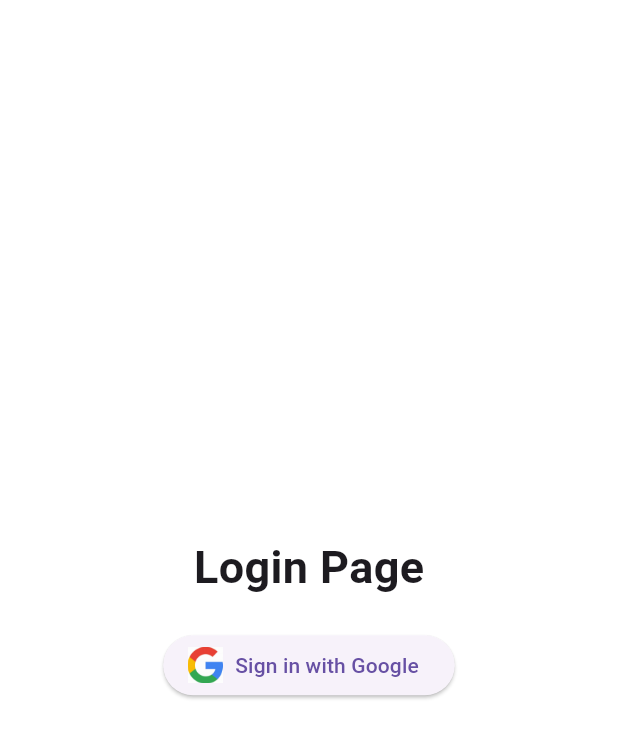
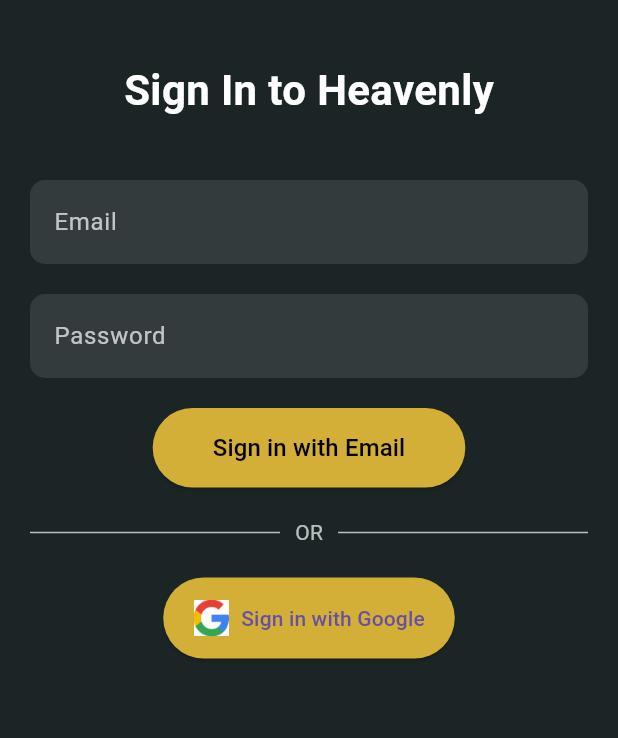
Before and after one commit to symaitipe/Heavenly-Homes, a Flutter app: the LoginPage screen opened by its route, after a tap on "Sign in with Google", on a phone screen of 412 x 824 dp. Shown: the top 738 px of the screen. Run offline on Flutter 3.47's test engine with Material 3 defaults, Android fonts, the phone set to English and light mode, and no system bars; our stand-ins replace firebase_auth, firebase_core, google_sign_in; accounts and stored records are empty; network calls fail.

Commit message:
feat-sign in with email and password created
sign in with google + sign in with email password, Also modify the usage of user model

```diff
--- a/lib/screens/authenticates/login.dart
+++ b/lib/screens/authenticates/login.dart
@@ -1,38 +1,209 @@
 import 'package:flutter/material.dart';
+import '../../model/user_model.dart';
 import '../../services/auth_services.dart';
 
-class LoginPage extends StatelessWidget {
+class LoginPage extends StatefulWidget {
   const LoginPage({super.key});
 
+  @override
+  State<LoginPage> createState() => _LoginPageState();
+}
 
+class _LoginPageState extends State<LoginPage> {
+  final _emailController = TextEditingController();
+  final _passwordController = TextEditingController();
+  final AuthServices _authServices = AuthServices();
+  bool _isLoading = false;
+
+  // Email/Password Sign-In
+  Future<void> signInWithEmail(BuildContext context) async {
+    setState(() {
+      _isLoading = true;
+    });
+    try {
+      final email = _emailController.text.trim();
+      final password = _passwordController.text.trim();
+
+      if (email.isEmpty || password.isEmpty) {
+        throw 'Please enter both email and password.';
+      }
+
+      UserModel? userModel = await _authServices.signInWithEmail(email, password);
+
+      if (userModel != null) {
+        Navigator.pushReplacementNamed(
+          context,
+          '/home',
+          arguments: userModel,
+        );
+      }
+    } catch (e) {
+      ScaffoldMessenger.of(context).showSnackBar(
+        SnackBar(content: Text('$e')),
+      );
+    } finally {
+      setState(() {
+        _isLoading = false;
+      });
+    }
+  }
+
+  // Google Sign-In
+  Future<void> signInWithGoogle(BuildContext context) async {
+    setState(() {
+      _isLoading = true;
+    });
+    try {
+      UserModel? userModel = await _authServices.signInWithGoogle();
+
+      if (userModel != null) {
+        Navigator.pushReplacementNamed(
+          context,
+          '/home',
+          arguments: userModel,
+        );
+      }
+    } catch (e) {
+      ScaffoldMessenger.of(context).showSnackBar(
+        SnackBar(content: Text('$e')),
+      );
+    } finally {
+      setState(() {
+        _isLoading = false;
+      });
+    }
+  }
+
+
+  @override
+  void dispose() {
+    _emailController.dispose();
+    _passwordController.dispose();
+    super.dispose();
+  }
 
   @override
   Widget build(BuildContext context) {
     return Scaffold(
-      backgroundColor: Colors.white,
-      body: Center(
+      backgroundColor: const Color(0xFF1C2526), // Dark background to match theme
+      body: _isLoading
+          ? const Center(child: CircularProgressIndicator())
+          : SingleChildScrollView(
+        child: Padding(
+          padding: const EdgeInsets.symmetric(horizontal: 20, vertical: 40),
           child: Column(
             mainAxisAlignment: MainAxisAlignment.center,
             children: [
+              // Title
               const Text(
-              'Login Page',
+                'Sign In to Heavenly',
                 style: TextStyle(
-                fontSize: 30,
+                  fontSize: 28,
                   fontWeight: FontWeight.bold,
+                  color: Colors.white,
+                ),
+              ),
+              const SizedBox(height: 40),
+              // Email input
+              TextField(
+                controller: _emailController,
+                decoration: InputDecoration(
+                  filled: true,
+                  fillColor: Colors.white.withOpacity(0.1),
+                  hintText: 'Email',
+                  hintStyle: const TextStyle(color: Colors.white70),
+                  border: OutlineInputBorder(
+                    borderRadius: BorderRadius.circular(10),
+                    borderSide: BorderSide.none,
+                  ),
+                ),
+                style: const TextStyle(color: Colors.white),
+                keyboardType: TextInputType.emailAddress,
+              ),
+              const SizedBox(height: 20),
+              // Password input
+              TextField(
+                controller: _passwordController,
+                decoration: InputDecoration(
+                  filled: true,
+                  fillColor: Colors.white.withOpacity(0.1),
+                  hintText: 'Password',
+                  hintStyle: const TextStyle(color: Colors.white70),
+                  border: OutlineInputBorder(
+                    borderRadius: BorderRadius.circular(10),
+                    borderSide: BorderSide.none,
+                  ),
+                ),
+                style: const TextStyle(color: Colors.white),
+                obscureText: true,
+              ),
+              const SizedBox(height: 20),
+              // Email Sign-In button
+              ElevatedButton(
+                onPressed: () => signInWithEmail(context),
+                style: ElevatedButton.styleFrom(
+                  backgroundColor: const Color(0xFFD4AF37), // Gold color
+                  padding: const EdgeInsets.symmetric(
+                    horizontal: 40,
+                    vertical: 15,
+                  ),
+                  shape: RoundedRectangleBorder(
+                    borderRadius: BorderRadius.circular(30),
+                  ),
+                ),
+                child: const Text(
+                  'Sign in with Email',
+                  style: TextStyle(
+                    fontSize: 16,
+                    color: Colors.black,
+                  ),
                 ),
               ),
               const SizedBox(height: 20),
+              // Divider
+              const Row(
+                children: [
+                  Expanded(child: Divider(color: Colors.white70)),
+                  Padding(
+                    padding: EdgeInsets.symmetric(horizontal: 10),
+                    child: Text(
+                      'OR',
+                      style: TextStyle(color: Colors.white70),
+                    ),
+                  ),
+                  Expanded(child: Divider(color: Colors.white70)),
+                ],
+              ),
+
+
+              const SizedBox(height: 20),
+
+
+
+
+              // Google Sign-In button
               ElevatedButton.icon(
                 onPressed: () => signInWithGoogle(context),
                 icon: Image.asset(
-                'assets/logos/google-image.jpg',
+                  'assets/logos/google-image.jpg', // Updated path
                   width: 24,
                   height: 24,
                 ),
                 label: const Text('Sign in with Google'),
+                style: ElevatedButton.styleFrom(
+                  backgroundColor: const Color(0xFFD4AF37),
+                  padding: const EdgeInsets.symmetric(
+                    horizontal: 20,
+                    vertical: 15,
                   ),
-
+                  shape: RoundedRectangleBorder(
+                    borderRadius: BorderRadius.circular(30),
+                  ),
+                ),
+              ),
+              const SizedBox(height: 20)
             ],
+          ),
         ),
       ),
     );
--- a/lib/screens/pages/home.dart
+++ b/lib/screens/pages/home.dart
@@ -1,6 +1,7 @@
 import 'package:flutter/material.dart';
-import 'package:firebase_auth/firebase_auth.dart';
-import 'package:heavenly_homes/services/auth_services.dart';
+
+import '../../model/user_model.dart';
+import '../../services/auth_services.dart';
 
 
 class HomePage extends StatelessWidget {
@@ -8,7 +9,9 @@ class HomePage extends StatelessWidget {
 
   @override
   Widget build(BuildContext context) {
-    final user = FirebaseAuth.instance.currentUser;
+    // Retrieve the UserModel from route arguments
+    final UserModel userModel = ModalRoute.of(context)!.settings.arguments as UserModel;
+    final AuthServices authServices = AuthServices();
 
     return Scaffold(
       appBar: AppBar(
@@ -16,7 +19,10 @@ class HomePage extends StatelessWidget {
         actions: [
           IconButton(
             icon: const Icon(Icons.logout),
-            onPressed: ()=> signOut(context)
+            onPressed: () async {
+              await authServices.signOut();
+              Navigator.pushReplacementNamed(context, '/login');
+            },
           ),
         ],
       ),
@@ -25,15 +31,20 @@ class HomePage extends StatelessWidget {
           mainAxisAlignment: MainAxisAlignment.center,
           children: [
             Text(
-              'Welcome, ${user?.displayName ?? 'User'}!',
+              'Welcome, ${userModel.displayName ?? 'User'}!',
               style: const TextStyle(fontSize: 24),
             ),
             const SizedBox(height: 10),
-            if (user?.photoURL != null)
+            if (userModel.photoUrl != null)
               CircleAvatar(
-                backgroundImage: NetworkImage(user!.photoURL!),
+                backgroundImage: NetworkImage(userModel.photoUrl!),
                 radius: 40,
               ),
+            const SizedBox(height: 10),
+            Text(
+              'Email: ${userModel.email ?? 'Not provided'}',
+              style: const TextStyle(fontSize: 16),
+            ),
           ],
         ),
       ),
--- a/lib/services/auth_services.dart
+++ b/lib/services/auth_services.dart
@@ -1,55 +1,52 @@
 import 'package:firebase_auth/firebase_auth.dart';
-import 'package:flutter/material.dart';
 import 'package:google_sign_in/google_sign_in.dart';
 
+import '../model/user_model.dart';
 
-// Function to handle Google Sign-In
-Future<void> signInWithGoogle(BuildContext context) async {
+
+class AuthServices {
+  final FirebaseAuth _auth = FirebaseAuth.instance;
+
+  // Email/Password Sign-In
+  Future<UserModel?> signInWithEmail(String email, String password) async {
+    try {
+      UserCredential userCredential = await _auth.signInWithEmailAndPassword(
+        email: email,
+        password: password,
+      );
+      return UserModel.fromFirebase(userCredential.user!);
+    } catch (e) {
+      throw Exception('Email Sign-In failed: $e');
+    }
+  }
+
+  // Google Sign-In
+  Future<UserModel?> signInWithGoogle() async {
     try {
       final GoogleSignInAccount? googleUser = await GoogleSignIn().signIn();
 
       if (googleUser == null) {
-      return;
+        return null;
       }
 
-    final GoogleSignInAuthentication googleAuth =
-        await googleUser.authentication;
+      final GoogleSignInAuthentication googleAuth = await googleUser.authentication;
 
       final credential = GoogleAuthProvider.credential(
         accessToken: googleAuth.accessToken,
         idToken: googleAuth.idToken,
       );
 
-    await FirebaseAuth.instance.signInWithCredential(credential);
-
-    // Navigate to Home page after successful login
-    if (context.mounted) {
-      Navigator.pushReplacementNamed(context, '/home');
-    }
+      UserCredential userCredential = await _auth.signInWithCredential(credential);
+      return UserModel.fromFirebase(userCredential.user!);
     } catch (e) {
-    if (context.mounted) {
-      ScaffoldMessenger.of(
-        context,
-      ).showSnackBar(SnackBar(content: Text('Error signing in: $e')));
-    }
+      throw Exception('Google Sign-In failed: $e');
     }
   }
 
-// Function to handle Google Sign-In
-Future<void> signOut(BuildContext context) async {
-  try {
+
+  // Sign Out
+  Future<void> signOut() async {
+    await _auth.signOut();
     await GoogleSignIn().signOut();
-    await FirebaseAuth.instance.signOut();
-    await FirebaseAuth.instance.authStateChanges().first;
-
-    if (context.mounted) {
-      Navigator.pushReplacementNamed(context, '/login');
-    }
-  } catch (e) {
-    if (context.mounted) {
-      ScaffoldMessenger.of(
-        context,
-      ).showSnackBar(SnackBar(content: Text("Logout failed: $e")));
   }
 }
-}
```
Lines whose indentation alone changed are shown as unchanged.
